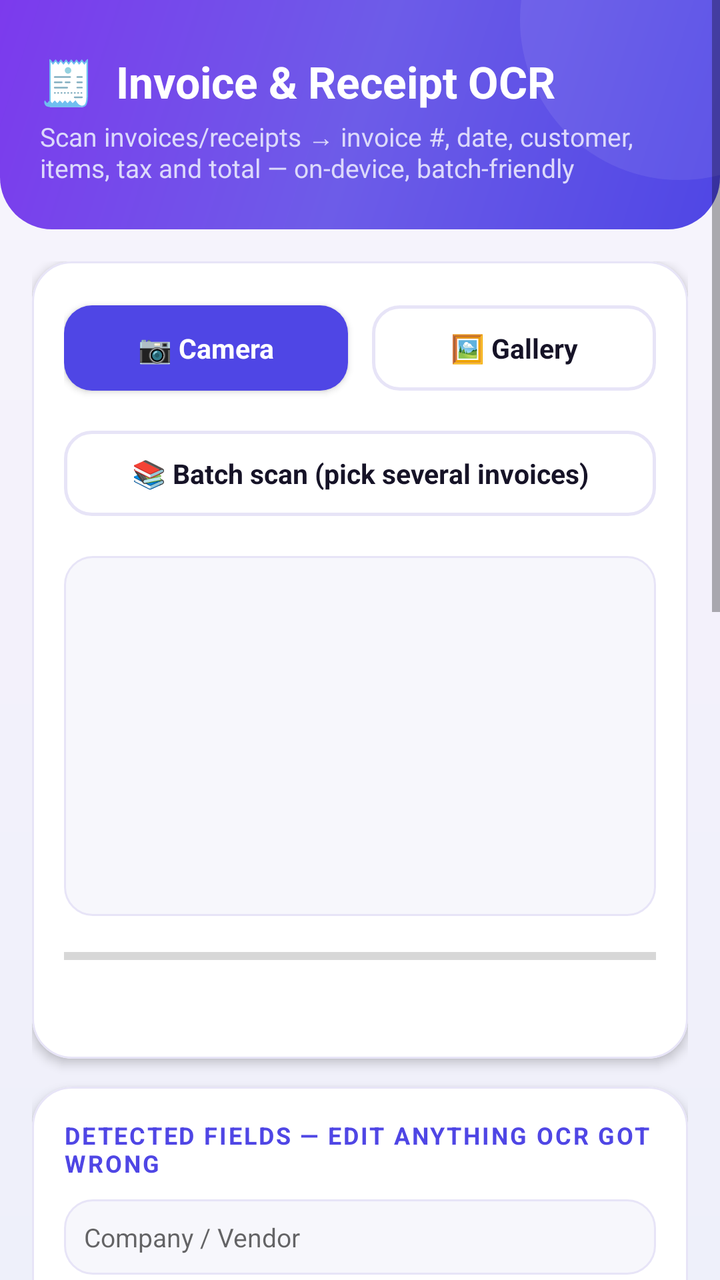
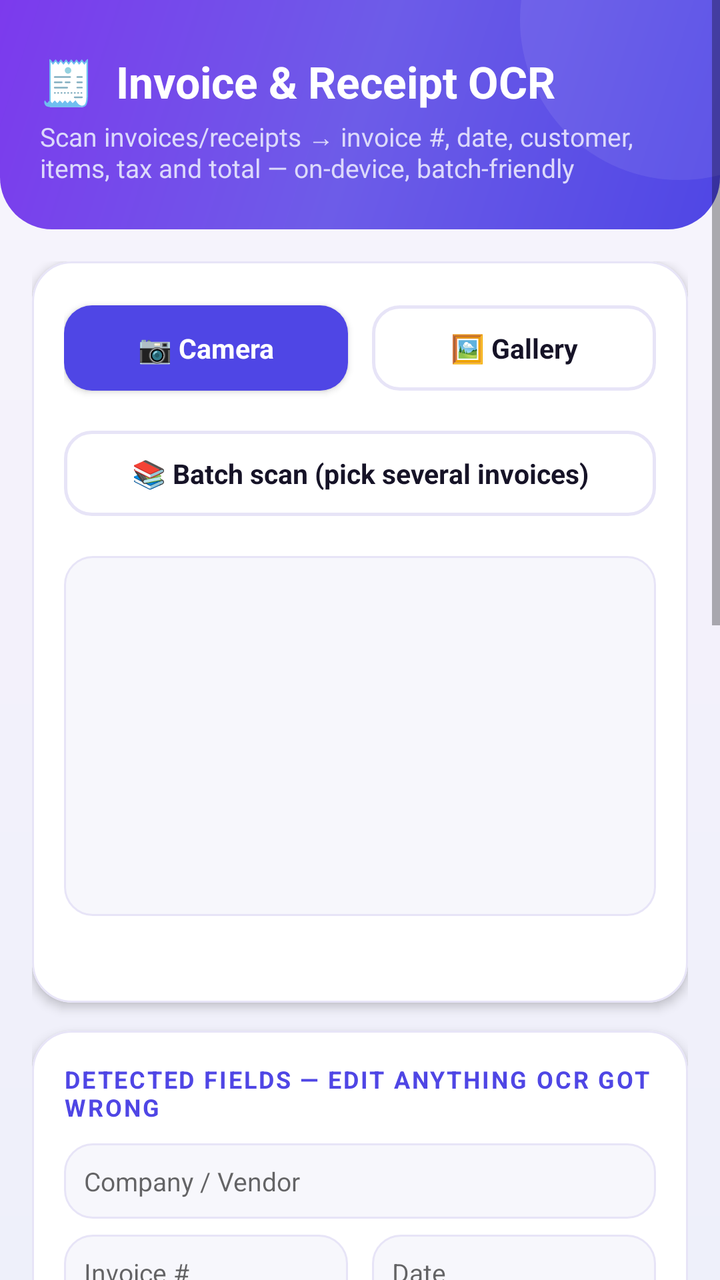

Before-and-after screenshots of an Android layout around one commit, followed by the original layout XML and the change that was made.
<!-- AndroidManifest.xml: application theme Theme.DataToolkit -->
<!-- res/layout/activity_invoice_ocr.xml -->
<?xml version="1.0" encoding="utf-8"?>
<ScrollView xmlns:android="http://schemas.android.com/apk/res/android"
    xmlns:app="http://schemas.android.com/apk/res-auto"
    android:layout_width="match_parent"
    android:layout_height="match_parent"
    android:fillViewport="true"
    android:clipToPadding="false"
    android:paddingBottom="24dp">

    <LinearLayout
        android:layout_width="match_parent"
        android:layout_height="wrap_content"
        android:orientation="vertical">

        <FrameLayout
            android:layout_width="match_parent"
            android:layout_height="wrap_content"
            android:background="@drawable/bg_header_flat"
            android:paddingStart="20dp" android:paddingEnd="20dp"
            android:paddingTop="26dp" android:paddingBottom="22dp">
            <LinearLayout android:layout_width="match_parent" android:layout_height="wrap_content" android:orientation="vertical">
                <TextView android:layout_width="wrap_content" android:layout_height="wrap_content"
                    android:text="🧾  Invoice &amp; Receipt OCR" android:textColor="@color/text_on_primary" android:textSize="22sp" android:textStyle="bold" />
                <TextView android:layout_width="match_parent" android:layout_height="wrap_content" android:layout_marginTop="4dp"
                    android:text="Scan invoices/receipts → invoice #, date, customer, items, tax and total — on-device, batch-friendly" android:textColor="@color/text_on_primary_muted" android:textSize="13sp" />
            </LinearLayout>
        </FrameLayout>

        <LinearLayout
            android:layout_width="match_parent"
            android:layout_height="wrap_content"
            android:orientation="vertical"
            android:padding="16dp">

            
            <com.google.android.material.card.MaterialCardView style="@style/Widget.App.Card" android:layout_width="match_parent" android:layout_height="wrap_content" android:layout_marginBottom="14dp">
                <LinearLayout android:layout_width="match_parent" android:layout_height="wrap_content" android:orientation="vertical">

                    <LinearLayout android:layout_width="match_parent" android:layout_height="wrap_content" android:orientation="horizontal">
                        <com.google.android.material.button.MaterialButton
                            android:id="@+id/btnCamera"
                            style="@style/Widget.App.Button.Compact"
                            android:layout_width="0dp" android:layout_height="wrap_content" android:layout_weight="1"
                            android:layout_marginEnd="6dp"
                            android:text="📷 Camera" />
                        <com.google.android.material.button.MaterialButton
                            android:id="@+id/btnGallery"
                            style="@style/Widget.App.Button.Compact.Outlined"
                            android:layout_width="0dp" android:layout_height="wrap_content" android:layout_weight="1"
                            android:layout_marginStart="6dp"
                            android:text="🖼 Gallery" />
                    </LinearLayout>

                    <com.google.android.material.button.MaterialButton
                        android:id="@+id/btnBatchPick"
                        style="@style/Widget.App.Button.Compact.Outlined"
                        android:layout_width="match_parent" android:layout_height="wrap_content"
                        android:layout_marginTop="8dp"
                        android:text="📚 Batch scan (pick several invoices)" />

                    <ImageView
                        android:id="@+id/ivPreview"
                        android:layout_width="match_parent" android:layout_height="180dp"
                        android:layout_marginTop="14dp"
                        android:background="@drawable/bg_input_field"
                        android:scaleType="centerInside" />

                    <ProgressBar
                        android:id="@+id/progressBar"
                        style="?android:attr/progressBarStyleHorizontal"
                        android:layout_width="match_parent" android:layout_height="wrap_content"
                        android:layout_marginTop="12dp"
                        android:progressTint="@color/accent_invoice"
                        android:max="100" />

                    <TextView
                        android:id="@+id/tvStatus"
                        android:layout_width="match_parent" android:layout_height="wrap_content"
                        android:layout_marginTop="10dp"
                        android:textColor="@color/text_secondary" android:textSize="12.5sp" />
                </LinearLayout>
            </com.google.android.material.card.MaterialCardView>

            
            <com.google.android.material.card.MaterialCardView style="@style/Widget.App.Card" android:layout_width="match_parent" android:layout_height="wrap_content" android:layout_marginBottom="14dp">
                <LinearLayout android:layout_width="match_parent" android:layout_height="wrap_content" android:orientation="vertical">

                    <TextView android:layout_width="wrap_content" android:layout_height="wrap_content"
                        android:text="DETECTED FIELDS — edit anything OCR got wrong" android:textAppearance="@style/TextAppearance.App.Eyebrow" />

                    <EditText android:id="@+id/etCompany" android:hint="Company / Vendor"
                        android:layout_width="match_parent" android:layout_height="wrap_content" android:layout_marginTop="10dp"
                        android:background="@drawable/bg_input_field_focused" android:padding="10dp" android:textSize="13sp" android:singleLine="true" />

                    <LinearLayout android:layout_width="match_parent" android:layout_height="wrap_content" android:layout_marginTop="8dp" android:orientation="horizontal">
                        <EditText android:id="@+id/etInvoiceNumber" android:hint="Invoice #"
                            android:layout_width="0dp" android:layout_height="wrap_content" android:layout_weight="1" android:layout_marginEnd="6dp"
                            android:background="@drawable/bg_input_field_focused" android:padding="10dp" android:textSize="13sp" android:singleLine="true" />
                        <EditText android:id="@+id/etDate" android:hint="Date"
                            android:layout_width="0dp" android:layout_height="wrap_content" android:layout_weight="1" android:layout_marginStart="6dp"
                            android:background="@drawable/bg_input_field_focused" android:padding="10dp" android:textSize="13sp" android:singleLine="true" />
                    </LinearLayout>

                    <EditText android:id="@+id/etCustomer" android:hint="Customer / Bill To"
                        android:layout_width="match_parent" android:layout_height="wrap_content" android:layout_marginTop="8dp"
                        android:background="@drawable/bg_input_field_focused" android:padding="10dp" android:textSize="13sp" android:singleLine="true" />

                    <TextView android:layout_width="wrap_content" android:layout_height="wrap_content" android:layout_marginTop="12dp"
                        android:text="Items (one per line — Description | Qty | Unit Price | Amount)" android:textColor="@color/text_secondary" android:textSize="11.5sp" />
                    <EditText android:id="@+id/etItems"
                        android:layout_width="match_parent" android:layout_height="100dp" android:layout_marginTop="4dp"
                        android:background="@drawable/bg_input_field_focused" android:padding="10dp" android:textSize="12.5sp"
                        android:gravity="top|start" android:inputType="textMultiLine" />

                    <LinearLayout android:layout_width="match_parent" android:layout_height="wrap_content" android:layout_marginTop="8dp" android:orientation="horizontal">
                        <EditText android:id="@+id/etSubtotal" android:hint="Subtotal"
                            android:layout_width="0dp" android:layout_height="wrap_content" android:layout_weight="1" android:layout_marginEnd="4dp"
                            android:background="@drawable/bg_input_field_focused" android:padding="10dp" android:textSize="13sp" android:singleLine="true" android:inputType="numberDecimal" />
                        <EditText android:id="@+id/etTax" android:hint="Tax"
                            android:layout_width="0dp" android:layout_height="wrap_content" android:layout_weight="1" android:layout_marginStart="4dp" android:layout_marginEnd="4dp"
                            android:background="@drawable/bg_input_field_focused" android:padding="10dp" android:textSize="13sp" android:singleLine="true" android:inputType="numberDecimal" />
                        <EditText android:id="@+id/etTotal" android:hint="Total"
                            android:layout_width="0dp" android:layout_height="wrap_content" android:layout_weight="1" android:layout_marginStart="4dp"
                            android:background="@drawable/bg_input_field_focused" android:padding="10dp" android:textSize="13sp" android:singleLine="true" android:inputType="numberDecimal" />
                    </LinearLayout>

                    <TextView android:id="@+id/tvExtraFieldsLabel"
                        android:layout_width="wrap_content" android:layout_height="wrap_content" android:layout_marginTop="14dp"
                        android:text="OTHER DETECTED FIELDS" android:textAppearance="@style/TextAppearance.App.Eyebrow"
                        android:visibility="gone" />

                    <LinearLayout android:id="@+id/extraFieldsContainer"
                        android:layout_width="match_parent" android:layout_height="wrap_content"
                        android:layout_marginTop="6dp" android:orientation="vertical" />

                    <com.google.android.material.button.MaterialButton
                        android:id="@+id/btnAddToBatch"
                        style="@style/Widget.App.Button.Compact"
                        android:backgroundTint="@color/accent_invoice"
                        android:layout_width="match_parent" android:layout_height="wrap_content"
                        android:layout_marginTop="12dp" android:enabled="false"
                        android:text="➕ Add to Batch" />
                </LinearLayout>
            </com.google.android.material.card.MaterialCardView>

            
            <com.google.android.material.card.MaterialCardView style="@style/Widget.App.Card" android:layout_width="match_parent" android:layout_height="wrap_content" android:layout_marginBottom="14dp">
                <LinearLayout android:layout_width="match_parent" android:layout_height="wrap_content" android:orientation="vertical">

                    <TextView android:layout_width="wrap_content" android:layout_height="wrap_content"
                        android:text="THIS SESSION'S BATCH" android:textAppearance="@style/TextAppearance.App.Eyebrow" />

                    <TextView android:id="@+id/tvBatchEmptyState"
                        android:layout_width="match_parent" android:layout_height="wrap_content" android:layout_marginTop="8dp"
                        android:text="No invoices added yet — scan one above, check the fields, then &quot;Add to Batch&quot;."
                        android:textColor="@color/text_secondary" android:textSize="12.5sp" />

                    <LinearLayout android:id="@+id/batchContainer"
                        android:layout_width="match_parent" android:layout_height="wrap_content" android:layout_marginTop="4dp" android:orientation="vertical" />

                    <LinearLayout android:layout_width="match_parent" android:layout_height="wrap_content" android:layout_marginTop="12dp" android:orientation="horizontal">
                        <com.google.android.material.button.MaterialButton
                            android:id="@+id/btnExportCsv"
                            style="@style/Widget.App.Button.Compact.Outlined"
                            android:layout_width="0dp" android:layout_height="wrap_content" android:layout_weight="1" android:layout_marginEnd="6dp"
                            android:enabled="false" android:text="Export CSV" />
                        <com.google.android.material.button.MaterialButton
                            android:id="@+id/btnExportXlsx"
                            style="@style/Widget.App.Button.Compact"
                            android:backgroundTint="@color/accent_invoice"
                            android:layout_width="0dp" android:layout_height="wrap_content" android:layout_weight="1" android:layout_marginStart="6dp"
                            android:enabled="false" android:text="Export Excel" />
                    </LinearLayout>
                </LinearLayout>
            </com.google.android.material.card.MaterialCardView>

            
            <com.google.android.material.card.MaterialCardView style="@style/Widget.App.Card" android:layout_width="match_parent" android:layout_height="wrap_content">
                <LinearLayout android:layout_width="match_parent" android:layout_height="wrap_content" android:orientation="vertical">
                    <TextView android:layout_width="wrap_content" android:layout_height="wrap_content"
                        android:text="RECENT ACTIVITY" android:textAppearance="@style/TextAppearance.App.Eyebrow" />
                    <TextView android:id="@+id/tvHistoryEmptyState"
                        android:layout_width="match_parent" android:layout_height="wrap_content" android:layout_marginTop="8dp"
                        android:text="No invoices processed yet."
                        android:textColor="@color/text_secondary" android:textSize="12.5sp" />
                    <LinearLayout android:id="@+id/historyContainer"
                        android:layout_width="match_parent" android:layout_height="wrap_content" android:layout_marginTop="4dp" android:orientation="vertical" />
                </LinearLayout>
            </com.google.android.material.card.MaterialCardView>

        </LinearLayout>
    </LinearLayout>
</ScrollView>
<!-- resources referenced by this layout -->
<resources>
  <color name="accent_invoice">#0F766E</color>
  <color name="text_on_primary">#FFFFFF</color>
  <color name="text_on_primary_muted">#DCD9FB</color>
  <color name="text_secondary">#68647E</color>
  <!-- drawable bg_input_field (drawable) -->
  <?xml version="1.0" encoding="utf-8"?>
  <shape xmlns:android="http://schemas.android.com/apk/res/android" android:shape="rectangle">
      <solid android:color="@color/surface_muted" />
      <stroke android:width="1dp" android:color="@color/stroke" />
      <corners android:radius="14dp" />
      <padding android:left="12dp" android:top="12dp" android:right="12dp" android:bottom="12dp" />
  </shape>
  <style name="TextAppearance.App.Eyebrow" parent="TextAppearance.MaterialComponents.Overline">
          <item name="android:textColor">@color/primary</item>
          <item name="android:textStyle">bold</item>
          <item name="android:letterSpacing">0.08</item>
          <item name="android:textSize">12sp</item>
      </style>
  <style name="Widget.App.Button.Compact" parent="Widget.App.Button.Primary">
          <item name="android:textSize">13.5sp</item>
          <item name="android:paddingTop">12dp</item>
          <item name="android:paddingBottom">12dp</item>
          <item name="cornerRadius">14dp</item>
      </style>
  <style name="Widget.App.Button.Compact.Outlined" parent="Widget.App.Button.Outlined">
          <item name="android:textSize">13.5sp</item>
          <item name="android:paddingTop">12dp</item>
          <item name="android:paddingBottom">12dp</item>
          <item name="cornerRadius">14dp</item>
      </style>
  <style name="Widget.App.Card" parent="Widget.MaterialComponents.CardView">
          <item name="cardCornerRadius">20dp</item>
          <item name="cardElevation">3dp</item>
          <item name="cardBackgroundColor">@color/surface</item>
          <item name="strokeColor">@color/stroke</item>
          <item name="strokeWidth">1dp</item>
          <item name="contentPadding">16dp</item>
          <item name="rippleColor">@color/icon_chip_bg</item>
      </style>
  <color name="gradient_start">#4F46E5</color>
  <color name="gradient_mid">#6D5CE8</color>
  <color name="gradient_end">#7C3AED</color>
  <color name="surface_muted">#F7F7FC</color>
  <color name="stroke">#E7E4F7</color>
  <color name="surface">#FFFFFF</color>
  <color name="primary">#4F46E5</color>
  <style name="Widget.App.Button.Primary" parent="Widget.MaterialComponents.Button">
          <item name="backgroundTint">@color/primary</item>
          <item name="cornerRadius">16dp</item>
          <item name="android:textAllCaps">false</item>
          <item name="android:textStyle">bold</item>
          <item name="android:textSize">15sp</item>
          <item name="android:letterSpacing">0</item>
          <item name="android:paddingTop">14dp</item>
          <item name="android:paddingBottom">14dp</item>
          <item name="rippleColor">@color/ripple_on_primary</item>
          <item name="elevation">2dp</item>
      </style>
  <color name="icon_chip_bg">#EDE9FE</color>
  <color name="primary_dark">#3730A3</color>
  <color name="secondary">#7C3AED</color>
  <color name="accent">#F59E0B</color>
  <!-- drawable bg_app_gradient (drawable) -->
  <?xml version="1.0" encoding="utf-8"?>
  <layer-list xmlns:android="http://schemas.android.com/apk/res/android">
      <item>
          <shape android:shape="rectangle">
              <gradient
                  android:type="linear"
                  android:angle="90"
                  android:startColor="@color/background_alt"
                  android:centerColor="@color/background"
                  android:endColor="@color/background_soft" />
          </shape>
      </item>
  </layer-list>
  <color name="background">#F3F1FB</color>
  <color name="ripple_on_primary">#33FFFFFF</color>
  <color name="text_primary">#161327</color>
  <color name="background_alt">#EEF0FA</color>
  <color name="background_soft">#F7F5FC</color>
  <!-- unchanged entries left out for length: 4 -->
</resources>

<!-- the commit's change to res/layout/activity_invoice_ocr.xml (unified diff, before → after) -->
@@ -71,7 +71,8 @@
                         android:layout_width="match_parent" android:layout_height="wrap_content"
                         android:layout_marginTop="12dp"
                         android:progressTint="@color/accent_invoice"
-                        android:max="100" />
+                        android:max="100"
+                        android:visibility="gone" />
 
                     <TextView
                         android:id="@+id/tvStatus"
